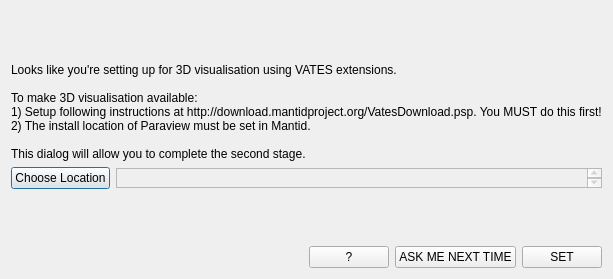
Before: the Qt Designer form Code/Mantid/MantidPlot/src/Mantid/SetUpParaview.ui in mantidproject/mantid, drawn with Qt 5.
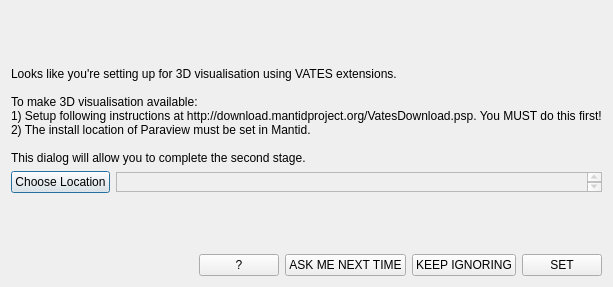
After: the same form once the commit is applied. Icons and pictures are not drawn.

Commit message:
refs #5103. New ignore pv property.
Make it possible to ignore Paraview dependent components completely ad continously if required.

Patch:
```diff
--- a/Code/Mantid/MantidPlot/src/Mantid/SetUpParaview.ui
+++ b/Code/Mantid/MantidPlot/src/Mantid/SetUpParaview.ui
@@ -7,7 +7,7 @@
     <x>0</x>
     <y>0</y>
     <width>559</width>
-    <height>279</height>
+    <height>287</height>
    </rect>
   </property>
   <property name="sizePolicy">
@@ -137,6 +137,13 @@
        </property>
       </widget>
      </item>
+     <item>
+      <widget class="QPushButton" name="btn_ignore_paraview">
+       <property name="text">
+        <string>KEEP IGNORING</string>
+       </property>
+      </widget>
+     </item>
      <item>
       <widget class="QPushButton" name="btn_set">
        <property name="text">
```
Left out of the diff: 2 changed lines with no effect on the pictures. The commit also changes 5 other files.
